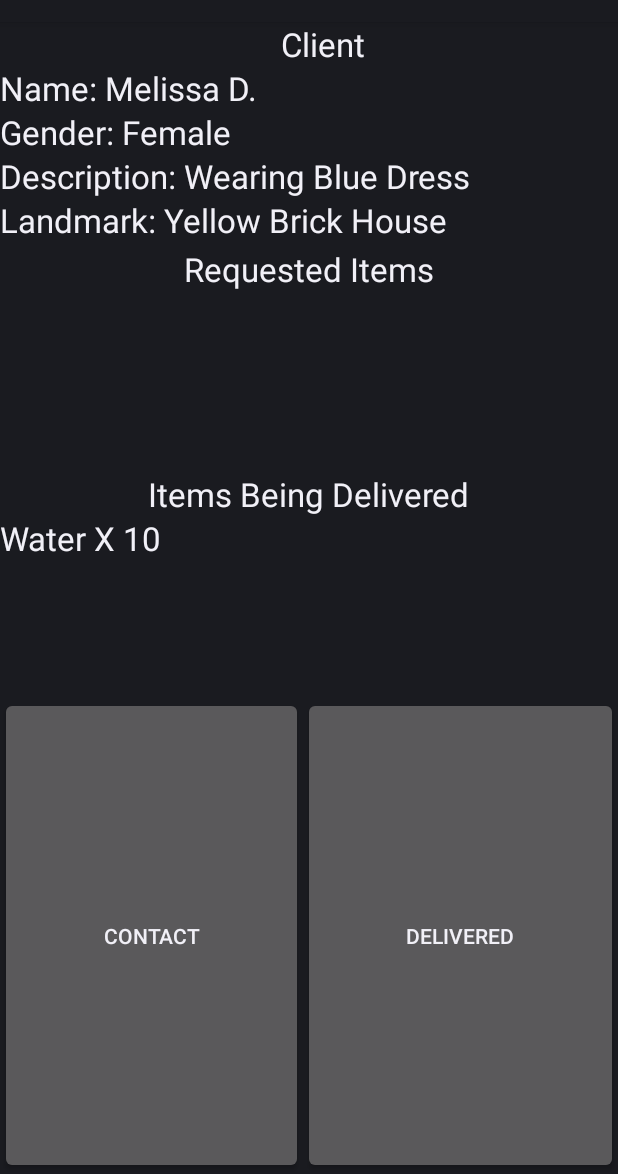
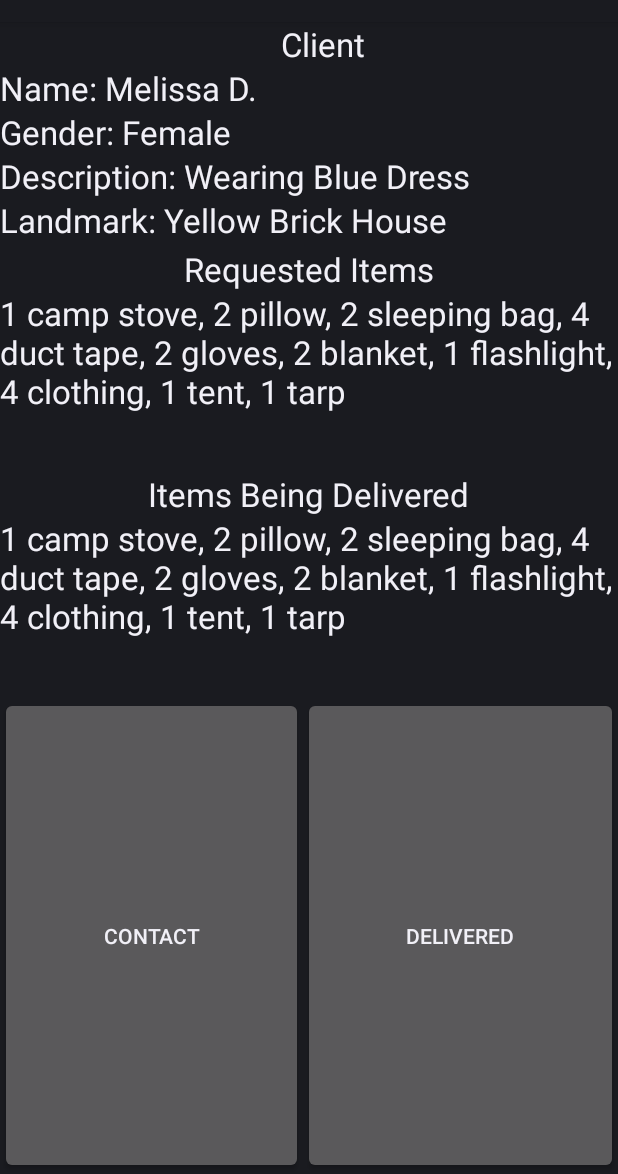
Before and after one commit to jonkeller/EmergencyDeliveryService, an Android app: the CommunicationActivity screen opened directly, with no data from a screen before it, on a phone screen of 412 x 824 dp, the part 62-1236 px from its top. Run offline under Robolectric (Android 15) with nearby library versions, the phone set to English and light mode, and no system bars.

Commit message:
JSON parsing works

```diff
--- a/app/build.gradle
+++ b/app/build.gradle
@@ -16,6 +16,12 @@ android {
             proguardFiles getDefaultProguardFile('proguard-android.txt'), 'proguard-rules.txt'
         }
     }
+
+
+    packagingOptions {
+        exclude 'META-INF/LICENSE.txt'
+        exclude 'META-INF/NOTICE.txt'
+    }
 }
 dependencies {
 
--- a/app/src/main/java/com/codetheroad/eds/CommunicationActivity.java
+++ b/app/src/main/java/com/codetheroad/eds/CommunicationActivity.java
@@ -11,19 +11,46 @@ import android.view.View.OnClickListener;
 import android.view.inputmethod.InputMethodManager;
 import android.widget.Button;
 import android.widget.EditText;
+import android.widget.TextView;
 import android.widget.Toast;
+
+import com.codetheroad.eds.data.Destination;
+import com.codetheroad.eds.data.ServerConnection;
+import com.codetheroad.eds.data.Vehicle;
+
 
 public class CommunicationActivity extends ManipulateInput {
 	public static EditText[] tipsArray;
 	EditText[] hoursArray, gasArray;
 	Button save, finish;
+	Vehicle vehicle;
 
 	public void onCreate(Bundle savedInstanceState) {
 		super.onCreate(savedInstanceState);
 		setContentView(R.layout.communcation_layout);
-	//	connectVariables();
-	//	populateFields();
+		try {
+			vehicle = ServerConnection.connect(this.getAssets()).getVehicle();
+			populateFields();
+		} catch (Throwable t) {
+			// Since it's just JSON data, should absolutely never get here.
+			t.printStackTrace();
+		}
+		//	connectVariables();
+        populateFields();
 	}
+
+	private void populateFields() {
+		// txtRequestedItems
+		TextView txtRequestedItems = (TextView) findViewById(R.id.txtRequestedItems);
+        Destination nextDestination = vehicle.getDestinations().get(0);
+        String itemsRequested = nextDestination.getNeedsAsString();
+		txtRequestedItems.setText(itemsRequested);
+
+		// txtItemsBeingDelivered
+		TextView txtItemsBeingDelivered = (TextView) findViewById(R.id.txtItemsBeingDelivered);
+		String itemsBeingDelivered = vehicle.getItemsBeingDeliveredAsString();
+		txtItemsBeingDelivered.setText(itemsBeingDelivered);
+    }
 
 //	private void connectVariables() {
 //		// Connect XML layout with Java
--- a/app/src/main/java/com/codetheroad/eds/data/Destination.java
+++ b/app/src/main/java/com/codetheroad/eds/data/Destination.java
@@ -4,6 +4,7 @@ import com.google.android.gms.maps.model.LatLng;
 
 import org.json.JSONObject;
 
+import java.util.HashMap;
 import java.util.Iterator;
 import java.util.List;
 import java.util.Map;
@@ -73,4 +74,45 @@ public class Destination {
 
         return maxPriority;
     }
+
+    public Map<Item.Type, Integer> getItemsRequested() {
+        Map<Item.Type, Integer> itemsAcrossAllNeeds = new HashMap<Item.Type, Integer>();
+        Iterator<Map.Entry<Need, Integer>> it = needs.entrySet().iterator();
+        while (it.hasNext()) {
+            Map.Entry<Need, Integer> pair = it.next();
+            Need need = pair.getKey();
+            int quantityOfNeeds = pair.getValue();
+            Iterator<Map.Entry<Item.Type, Integer>> it2 = need.getItems().entrySet().iterator();
+            while (it2.hasNext()) {
+                Map.Entry<Item.Type, Integer> itemPair = it2.next();
+                Item.Type itemType = itemPair.getKey();
+                int itemQuantityPerNeed = itemPair.getValue();
+                if (itemsAcrossAllNeeds.containsKey(itemType)) {
+                    int previousQuantity = itemsAcrossAllNeeds.get(itemType);
+                    itemsAcrossAllNeeds.put(itemType, previousQuantity + itemQuantityPerNeed * quantityOfNeeds);
+                } else {
+                    itemsAcrossAllNeeds.put(itemType, itemQuantityPerNeed * quantityOfNeeds);
+                }
+            }
+        }
+        return itemsAcrossAllNeeds;
+    }
+
+    public String getNeedsAsString() {
+        Map<Item.Type, Integer> itemsRequested = getItemsRequested();
+
+        StringBuffer buf = new StringBuffer();
+        Iterator<Map.Entry<Item.Type, Integer>> it3 = itemsRequested.entrySet().iterator();
+        while (it3.hasNext()) {
+            Map.Entry<Item.Type, Integer> entry = it3.next();
+            Item.Type itemType = entry.getKey();
+            int quantity = entry.getValue();
+            if (buf.length() != 0) {
+                buf.append(", ");
+            }
+            buf.append("" + quantity + " " + Item.typeToString(itemType));
+        }
+        return buf.toString();
+    }
+
 }
--- a/app/src/main/java/com/codetheroad/eds/data/Item.java
+++ b/app/src/main/java/com/codetheroad/eds/data/Item.java
@@ -8,6 +8,31 @@ public class Item {
     public static enum Type { TARP, TENT, FLASHLIGHT, CAMP_STOVE, PILLOW, SLEEPING_BAG, DUCT_TAPE,
         BLANKET, CLOTHING, GLOVES, WATER, SUNSCREEN, HYGIENE_KIT, TOILET_PAPER, TOWEL,
         LARGE_BANDAGE, FIRST_AID_KIT, FOOD, BABY_FORMULA };
+
+    public static String typeToString(Type itemType) {
+        switch (itemType) {
+            case TARP: return "tarp";
+            case TENT: return "tent";
+            case FLASHLIGHT: return "flashlight";
+            case CAMP_STOVE: return "camp stove";
+            case PILLOW: return "pillow";
+            case SLEEPING_BAG: return "sleeping bag";
+            case DUCT_TAPE: return "duct tape";
+            case BLANKET: return "blanket";
+            case CLOTHING: return "clothing";
+            case GLOVES: return "gloves";
+            case WATER: return "water";
+            case SUNSCREEN: return "sunscreen";
+            case HYGIENE_KIT: return "hygiene kit";
+            case TOILET_PAPER: return "toilet paper";
+            case TOWEL: return "towel";
+            case LARGE_BANDAGE: return "large bandage";
+            case FIRST_AID_KIT: return "first aid kit";
+            case FOOD: return "food";
+            case BABY_FORMULA: return "baby formula";
+        }
+        return null;
+    }
 
     /*
     //protected Type type;
--- a/app/src/main/java/com/codetheroad/eds/data/MockServerConnection.java
+++ b/app/src/main/java/com/codetheroad/eds/data/MockServerConnection.java
@@ -1,4 +1,6 @@
 package com.codetheroad.eds.data;
+
+import android.content.res.AssetManager;
 
 import com.google.android.gms.maps.model.LatLng;
 
@@ -6,11 +8,11 @@ import java.io.File;
 import java.io.FileInputStream;
 import java.io.InputStream;
 import org.apache.commons.io.IOUtils;
+
+import net.sf.json.JSONArray;
+import net.sf.json.JSONException;
+import net.sf.json.JSONObject;
 import net.sf.json.JSONSerializer;
-
-import org.json.JSONArray;
-import org.json.JSONException;
-import org.json.JSONObject;
 
 import java.io.InputStream;
 import java.util.ArrayList;
@@ -23,20 +25,27 @@ import java.util.Map;
  */
 public class MockServerConnection extends ServerConnection {
     protected String DATA_FILENAME = "mock_data.json";
+    AssetManager assetManager;
+
+    MockServerConnection(AssetManager am) {
+        this.assetManager = am;
+    }
 
     public Vehicle getVehicle() throws Exception {
-        InputStream is = getClass().getResourceAsStream(DATA_FILENAME);
+        InputStream is = assetManager.open(DATA_FILENAME);
         String jsonTxt = IOUtils.toString(is);
         System.out.println(jsonTxt);
         JSONObject json = (JSONObject) JSONSerializer.toJSON( jsonTxt );
 
+        // Read vehicle
+        JSONObject jsonVehicle = json.getJSONObject("vehicle");
         // Read location
-        LatLng location = jsonToLocation(json.getJSONArray("location"));
+        LatLng location = jsonToLocation(jsonVehicle.getJSONArray("location"));
 
         // Read items on board
         Map<Item.Type, Integer> itemTypesOnBoard = new HashMap<Item.Type, Integer>();
-        JSONArray jsonItemsOnBoard = json.getJSONArray("itemsOnBoard");
-        for (int i=0; i<jsonItemsOnBoard.length(); ++i) {
+        JSONArray jsonItemsOnBoard = jsonVehicle.getJSONArray("itemsOnBoard");
+        for (int i=0; i<jsonItemsOnBoard.size(); ++i) {
             JSONObject jsonItemAndQuantity = jsonItemsOnBoard.getJSONObject(i);
             int quantity = jsonItemAndQuantity.getInt("quantity");
             Item.Type itemType = jsonToItemType(jsonItemAndQuantity.getJSONObject("item"));
@@ -45,8 +54,8 @@ public class MockServerConnection extends ServerConnection {
 
         // Read destinations
         List<Destination> destinations = new ArrayList<Destination>();
-        JSONArray jsonDestinations = json.getJSONArray("destinations");
-        for (int i=0; i<jsonDestinations.length(); ++i) {
+        JSONArray jsonDestinations = jsonVehicle.getJSONArray("destinations");
+        for (int i=0; i<jsonDestinations.size(); ++i) {
             JSONObject jsonDestination = jsonDestinations.getJSONObject(i);
             Destination destination = jsonToDestination(jsonDestination);
             destinations.add(destination);
@@ -90,7 +99,7 @@ public class MockServerConnection extends ServerConnection {
         ContactInfo contactInfo = jsonToContactInfo(jsonDestination.getString("contactInfo")); // Later this will be more than just a String
         Map<Need, Integer> needs = new HashMap<Need, Integer>();
         JSONArray jsonNeeds = jsonDestination.getJSONArray("needs");
-        for (int i=0; i<jsonNeeds.length(); ++i) {
+        for (int i=0; i<jsonNeeds.size(); ++i) {
             JSONObject jsonNeed = jsonNeeds.getJSONObject(i);
             Need need = Need.fromCategory(jsonNeed.getString("type"));
             int quantity = jsonNeed.getInt("quantity");
--- a/app/src/main/java/com/codetheroad/eds/data/ServerConnection.java
+++ b/app/src/main/java/com/codetheroad/eds/data/ServerConnection.java
@@ -1,11 +1,13 @@
 package com.codetheroad.eds.data;
+
+import android.content.res.AssetManager;
 
 /**
  * Created by Jon on 6/23/2015.
  */
 public abstract class ServerConnection {
-    public static ServerConnection connect() {
-        return new MockServerConnection();
+    public static ServerConnection connect(AssetManager am) {
+        return new MockServerConnection(am);
     }
 
     public abstract Vehicle getVehicle() throws Exception;
--- a/app/src/main/java/com/codetheroad/eds/data/Vehicle.java
+++ b/app/src/main/java/com/codetheroad/eds/data/Vehicle.java
@@ -73,6 +73,29 @@ public class Vehicle {
         // TODO
     }
 
+    public String getItemsBeingDeliveredAsString() {
+        Destination nextDestination = getDestinations().get(0);
+        Map<Item.Type, Integer> itemsRequested = nextDestination.getItemsRequested();
+
+        StringBuffer buf = new StringBuffer();
+        Iterator<Map.Entry<Item.Type, Integer>> it3 = itemsRequested.entrySet().iterator();
+        while (it3.hasNext()) {
+            Map.Entry<Item.Type, Integer> entry = it3.next();
+            Item.Type itemType = entry.getKey();
+            int quantityRequested = entry.getValue();
+
+            // Do we have enough?
+            int quantityOnHand = this.itemsOnBoard.get(itemType);
+            int quantityToDeliver = (quantityOnHand >= quantityRequested ? quantityRequested : quantityOnHand);
+
+            if (buf.length() != 0) {
+                buf.append(", ");
+            }
+            buf.append("" + quantityToDeliver + " " + Item.typeToString(itemType));
+        }
+        return buf.toString();
+    }
+
     public void deliver(LatLng deliveryLocation) {
         // No longer need to go to this destination
         Iterator<Destination> destinationIterator = this.destinations.iterator();
--- a/app/src/main/res/layout/communcation_layout.xml
+++ b/app/src/main/res/layout/communcation_layout.xml
@@ -72,6 +72,13 @@
             android:text="Requested Items"
             android:id="@+id/textView5"
             android:layout_gravity="center_horizontal" />
+
+        <TextView
+            android:layout_width="wrap_content"
+            android:layout_height="wrap_content"
+            android:textAppearance="?android:attr/textAppearanceLarge"
+            android:id="@+id/txtRequestedItems"
+            android:layout_gravity="center_horizontal" />
     </LinearLayout>
 
     <LinearLayout
@@ -91,8 +98,8 @@
             android:layout_width="wrap_content"
             android:layout_height="wrap_content"
             android:textAppearance="?android:attr/textAppearanceLarge"
-            android:text="Water X 10"
-            android:id="@+id/textView10" />
+            android:id="@+id/txtItemsBeingDelivered"
+            android:layout_gravity="center_horizontal" />
     </LinearLayout>
 
     <LinearLayout
```
Also changed, not shown: app/libs/commons-beanutils-1.9.2.jar (added), app/libs/commons-collections-3.2.1.jar (added), app/libs/commons-lang-2.6.jar (added), app/libs/ezmorph-1.0.6.jar (added), app/src/main/assets/mock_data.json (renamed from app/src/main/java/com/codetheroad/eds/data/mock_data.json).
